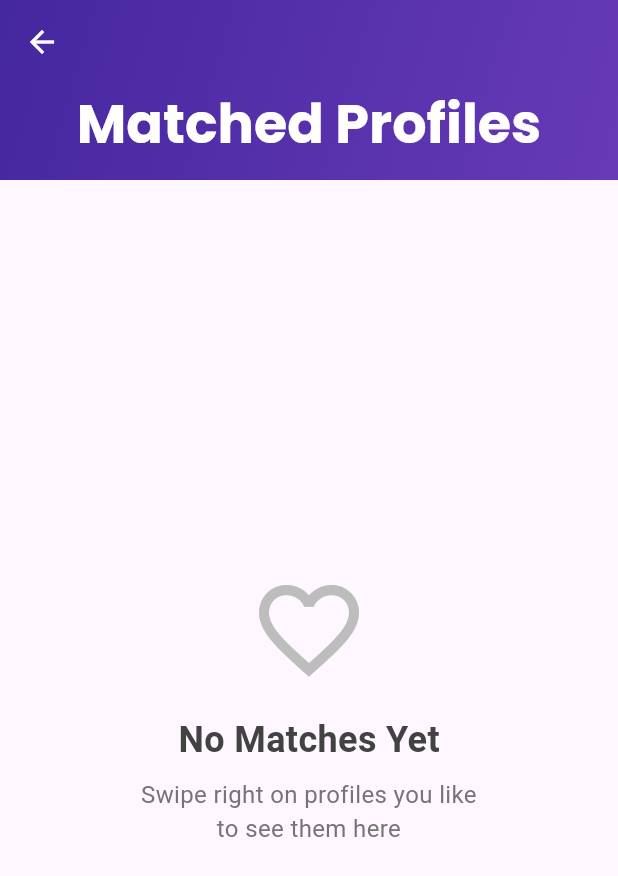
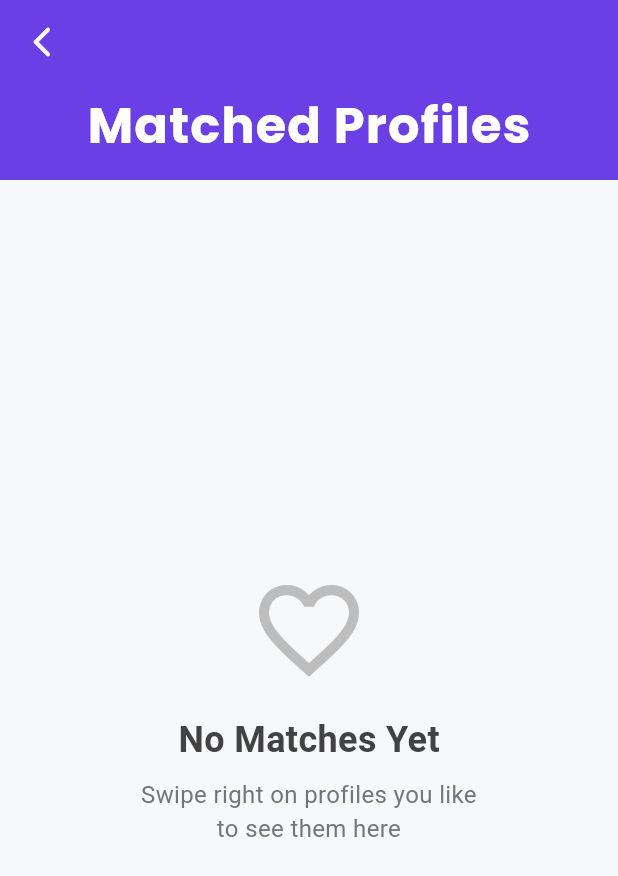
Before and after one commit to Saksham0205/reswipe, a Flutter app: the HomeScreen screen opened directly, after a tap on the "favorite" icon, on a phone screen of 412 x 824 dp. Shown: the top 876 px of the screen. Run offline on Flutter 3.47's test engine with Material 3 defaults, Android fonts, the phone set to English and light mode, and no system bars; our stand-ins replace cached_network_image, cloud_firestore, file_picker, firebase_auth, firebase_core, firebase_storage and 7 more; accounts and stored records are empty; network calls fail; project files that could hold a hidden picture were left out.

Commit message:
favourite screen updated

```diff
--- /dev/null
+++ b/lib/company_pages/home_screen/components/app_class.dart
@@ -0,0 +1,16 @@
+import 'package:flutter/material.dart';
+import 'package:google_fonts/google_fonts.dart';
+
+class AppColors {
+  static const Color primary = Color(0xFF6A40E6);
+  static const Color backgroundLight = Color(0xFFF7F8FA);
+  static const Color textDark = Color(0xFF333333);
+}
+
+class AppTypography {
+  static final TextStyle appBarTitle = GoogleFonts.poppins(
+    fontSize: 22,
+    fontWeight: FontWeight.w700,
+    letterSpacing: 0.5,
+  );
+}
--- a/lib/company_pages/home_screen/favourite_screen.dart
+++ b/lib/company_pages/home_screen/favourite_screen.dart
@@ -1,6 +1,7 @@
 import 'package:flutter/material.dart';
-import 'package:google_fonts/google_fonts.dart';
+import 'package:flutter_animate/flutter_animate.dart';
 import '../../models/company_model/applications.dart';
+import 'components/app_class.dart';
 
 class FavoritesScreen extends StatelessWidget {
   final List<Application> favoriteApplications;
@@ -17,29 +18,45 @@ class FavoritesScreen extends StatelessWidget {
   @override
   Widget build(BuildContext context) {
     return Scaffold(
-      body: CustomScrollView(
-        slivers: [
-          _buildSliverAppBar(context),
-          if (favoriteApplications.isEmpty)
-            SliverFillRemaining(
-              child: _buildEmptyState(),
-            )
-          else
-            SliverPadding(
-              padding: const EdgeInsets.symmetric(horizontal: 16, vertical: 8),
-              sliver: SliverList(
-                delegate: SliverChildBuilderDelegate(
-                      (context, index) {
-                    final application = favoriteApplications[index];
-                    return _buildFavoriteCard(context, application);
+      backgroundColor: AppColors.backgroundLight,
+      body: NestedScrollView(
+        headerSliverBuilder: (BuildContext context, bool innerBoxIsScrolled) {
+          return [
+            _buildSliverAppBar(context, innerBoxIsScrolled),
+          ];
         },
-                  childCount: favoriteApplications.length,
-                ),
-              ),
-            ),
-        ],
+        body: _buildFavoritesList(context),
       ),
     );
+  }
+
+
+  Widget _buildFavoritesList(BuildContext context) {
+    if (favoriteApplications.isEmpty) {
+      return _buildEmptyState();
+    }
+
+    return RefreshIndicator(
+      onRefresh: _handleRefresh,
+      color: AppColors.primary,
+      child: ListView.builder(
+        padding: const EdgeInsets.symmetric(horizontal: 16, vertical: 8),
+        itemCount: favoriteApplications.length,
+        itemBuilder: (context, index) {
+          final application = favoriteApplications[index];
+          return _buildFavoriteCard(context, application)
+              .animate()
+              .fadeIn(duration: 300.ms)
+              .slideY(begin: 0.1, end: 0);
+        },
+      ),
+    );
+  }
+
+  Future<void> _handleRefresh() async {
+    // Simulate a network refresh
+    await Future.delayed(const Duration(seconds: 2));
+    // Consider implementing actual data refresh logic here
   }
 
   Widget _buildEmptyState() {
@@ -75,79 +92,58 @@ class FavoritesScreen extends StatelessWidget {
     );
   }
 
-  Widget _buildSliverAppBar(BuildContext context) {
+  SliverAppBar _buildSliverAppBar(BuildContext context, bool innerBoxIsScrolled) {
     return SliverAppBar(
       expandedHeight: 120,
       floating: true,
       pinned: true,
+      snap: true,
+      forceElevated: innerBoxIsScrolled,
+      backgroundColor: AppColors.primary,
       flexibleSpace: FlexibleSpaceBar(
-        background: Container(
-          decoration: BoxDecoration(
-            gradient: LinearGradient(
-              begin: Alignment.topLeft,
-              end: Alignment.bottomRight,
-              colors: [
-                Colors.deepPurple.shade800,
-                Colors.deepPurple.shade500,
-              ],
-            ),
-          ),
-        ),
         title: Text(
           'Matched Profiles',
-          style: GoogleFonts.poppins(
-            fontSize: 24,
-            fontWeight: FontWeight.bold,
+          style: AppTypography.appBarTitle.copyWith(
             color: Colors.white,
           ),
         ),
         centerTitle: true,
+        titlePadding: const EdgeInsets.only(bottom: 16),
       ),
       leading: IconButton(
-        icon: const Icon(Icons.arrow_back, color: Colors.white),
+        icon: const Icon(Icons.arrow_back_ios_new_rounded, color: Colors.white),
         onPressed: () => Navigator.pop(context),
       ),
       actions: [
         if (favoriteApplications.isNotEmpty)
           IconButton(
-            icon: const Icon(Icons.delete_outline, color: Colors.white),
+            tooltip: 'Clear all matches',
+            icon: const Icon(Icons.delete_sweep_rounded, color: Colors.white),
             onPressed: () => _showClearConfirmation(context),
           ),
       ],
-    );
-  }
+    );}
 
   Widget _buildFavoriteCard(BuildContext context, Application application) {
     return Dismissible(
       key: Key(application.id),
       direction: DismissDirection.endToStart,
-      background: Container(
-        alignment: Alignment.centerRight,
-        padding: const EdgeInsets.only(right: 20),
-        decoration: BoxDecoration(
-          color: Colors.red.shade100,
-          borderRadius: BorderRadius.circular(12),
-        ),
-        child: Icon(Icons.delete, color: Colors.red.shade700, size: 30),
-      ),
-      onDismissed: (direction) => removeFromFavorites(application),
+      confirmDismiss: (direction) async {
+        return await _showRemoveConfirmation(context, application);
+      },
+      background: _buildDismissBackground(),
       child: Card(
-        elevation: 2,
+        elevation: 4,
         margin: const EdgeInsets.only(bottom: 16),
-        shape: RoundedRectangleBorder(borderRadius: BorderRadius.circular(12)),
-        child: Container(
-          decoration: BoxDecoration(
-            borderRadius: BorderRadius.circular(12),
-            gradient: LinearGradient(
-              begin: Alignment.topLeft,
-              end: Alignment.bottomRight,
-              colors: [Colors.white, Colors.grey.shade50],
-            ),
+        shape: RoundedRectangleBorder(
+          borderRadius: BorderRadius.circular(16),
+          side: BorderSide(color: Colors.grey.shade200, width: 1),
         ),
         child: InkWell(
+          borderRadius: BorderRadius.circular(16),
           onTap: () => _showApplicationDetails(context, application),
-            borderRadius: BorderRadius.circular(12),
           child: Column(
+            crossAxisAlignment: CrossAxisAlignment.start,
             children: [
               _buildCardHeader(application),
               _buildCardBody(application),
@@ -156,6 +152,43 @@ class FavoritesScreen extends StatelessWidget {
           ),
         ),
       ),
+    );
+  }
+
+  Widget _buildDismissBackground() {
+    return Container(
+      alignment: Alignment.centerRight,
+      padding: const EdgeInsets.only(right: 20),
+      decoration: BoxDecoration(
+        color: Colors.red.shade100,
+        borderRadius: BorderRadius.circular(16),
+      ),
+      child: Icon(Icons.delete_forever_rounded, color: Colors.red.shade700, size: 36),
+    );
+  }
+
+  Future<bool?> _showRemoveConfirmation(BuildContext context, Application application) {
+    return showDialog<bool>(
+      context: context,
+      builder: (context) => AlertDialog(
+        title: const Text('Remove Match'),
+        content: Text(
+          'Are you sure you want to remove ${application.applicantName} from your matches?',
+        ),
+        actions: [
+          TextButton(
+            onPressed: () => Navigator.of(context).pop(false),
+            child: const Text('Cancel'),
+          ),
+          ElevatedButton(
+            onPressed: () {
+              removeFromFavorites(application);
+              Navigator.of(context).pop(true);
+            },
+            style: ElevatedButton.styleFrom(backgroundColor: Colors.red),
+            child: const Text('Remove'),
+          ),
+        ],
       ),
     );
   }
--- a/lib/company_pages/home_screen/home_page.dart
+++ b/lib/company_pages/home_screen/home_page.dart
@@ -256,6 +256,7 @@ class _HomeScreenState extends State<HomeScreen> with SingleTickerProviderStateM
       ),
     );
   }
+
   void _onEnd() {
     // Refresh the applications list when all cards are swiped
     _fetchApplications().then((_) {
@@ -553,9 +554,9 @@ class _HomeScreenState extends State<HomeScreen> with SingleTickerProviderStateM
 
   Widget _buildSwipeActions() {
     return Container(
-      padding: const EdgeInsets.symmetric(vertical: 20.0),
+      padding: const EdgeInsets.symmetric(vertical: 16.0),
       child: Row(
-        mainAxisAlignment: MainAxisAlignment.spaceEvenly,
+        mainAxisAlignment: MainAxisAlignment.center,
         children: [
           _buildActionButton(
             onPressed: () {
@@ -565,6 +566,7 @@ class _HomeScreenState extends State<HomeScreen> with SingleTickerProviderStateM
             color: Colors.red,
             label: 'Skip',
           ),
+          const SizedBox(width: 48), // Add space between buttons
           _buildActionButton(
             onPressed: () {
               controller.swipe(CardSwiperDirection.right);
@@ -573,14 +575,6 @@ class _HomeScreenState extends State<HomeScreen> with SingleTickerProviderStateM
             color: Colors.green,
             label: 'Like',
             isLarge: true,
-          ),
-          _buildActionButton(
-            onPressed: () {
-              // Implement super like functionality
-            },
-            icon: Icons.star,
-            color: Colors.blue,
-            label: 'Super',
           ),
         ],
       ),
@@ -602,23 +596,38 @@ class _HomeScreenState extends State<HomeScreen> with SingleTickerProviderStateM
           decoration: BoxDecoration(
             color: color.withOpacity(0.1),
             shape: BoxShape.circle,
-            border: Border.all(color: color, width: 2),
+            boxShadow: [
+              BoxShadow(
+                color: color.withOpacity(0.3),
+                blurRadius: 10,
+                offset: const Offset(0, 4),
+              ),
+            ],
+            border: Border.all(color: color.withOpacity(0.5), width: 2),
           ),
-          child: IconButton(
-            icon: Icon(icon,
-                size: isLarge ? 36 : 28,
-                color: color),
-            onPressed: onPressed,
-            padding: EdgeInsets.all(isLarge ? 16 : 12),
+          child: Material(
+            color: Colors.transparent,
+            child: InkWell(
+              borderRadius: BorderRadius.circular(50),
+              onTap: onPressed,
+              child: Padding(
+                padding: EdgeInsets.all(isLarge ? 20 : 16),
+                child: Icon(
+                  icon,
+                  size: isLarge ? 40 : 32,
+                  color: color,
+                ),
+              ),
+            ),
           ),
         ),
-        const SizedBox(height: 4),
+        const SizedBox(height: 8),
         Text(
           label,
           style: TextStyle(
             color: color,
-            fontSize: 12,
-            fontWeight: FontWeight.w500,
+            fontSize: 14,
+            fontWeight: FontWeight.w600,
           ),
         ),
       ],
```
Lines whose indentation alone changed are shown as unchanged.
